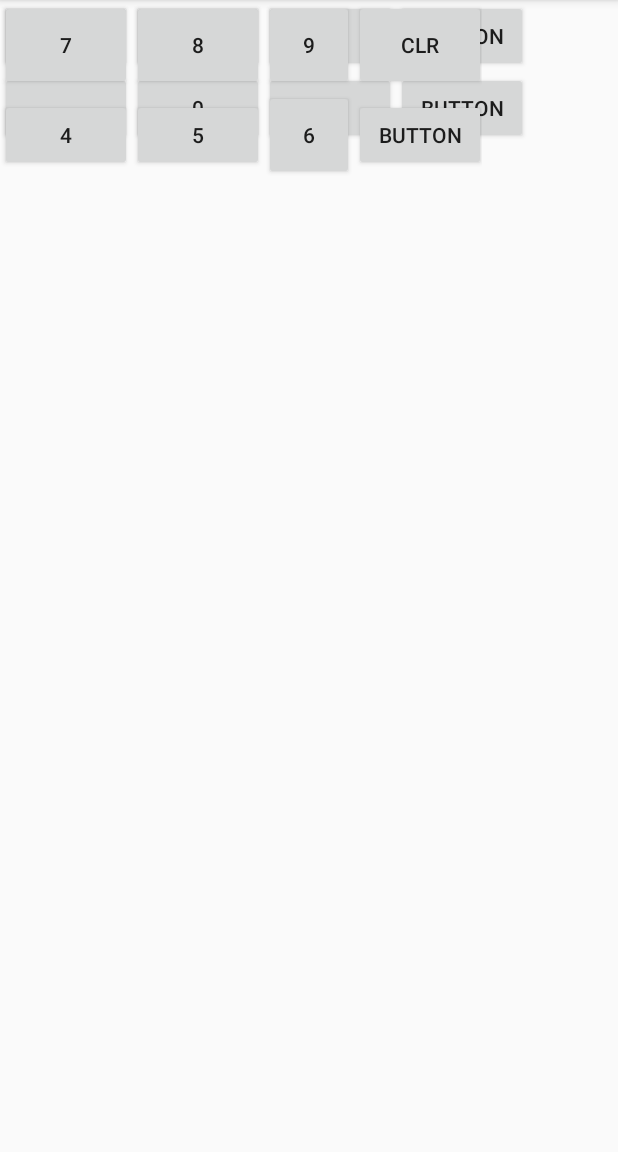
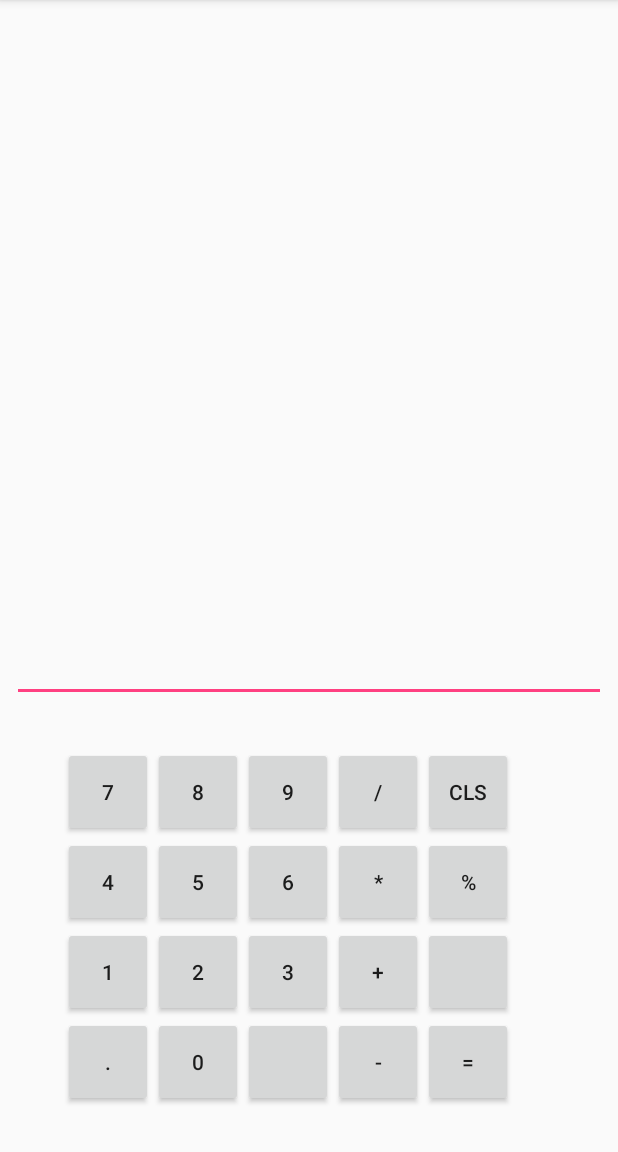
Before and after one commit to Martinbuchan92/Calculator, an Android app: the screen it shows after launch (MainActivity), on a phone screen of 412 x 824 dp, the part 84-1236 px from its top. Run offline under Robolectric (Android 15) with nearby library versions, the phone set to English and light mode, and no system bars.

Commit message:
Added basic layout, named buttons.

```diff
--- a/app/src/main/res/layout/activity_main.xml
+++ b/app/src/main/res/layout/activity_main.xml
@@ -8,195 +8,203 @@
     tools:layout_editor_absoluteY="81dp"
     tools:layout_editor_absoluteX="0dp">
 
-    <TableLayout
-        android:layout_width="wrap_content"
-        android:layout_height="wrap_content"
-        tools:layout_editor_absoluteX="16dp"
-        tools:layout_editor_absoluteY="351dp">
-
-        <TableRow
-            android:layout_width="match_parent"
-            android:layout_height="match_parent">
-
-        </TableRow>
-
-        <TableRow
-            android:layout_width="match_parent"
-            android:layout_height="match_parent">
-
-        </TableRow>
-
-        <TableRow
-            android:layout_width="match_parent"
-            android:layout_height="match_parent">
-
-            <Button
-                android:id="@+id/btnOne"
-                android:layout_width="wrap_content"
-                android:layout_height="wrap_content"
-                android:text="1"
-                tools:layout_editor_absoluteX="16dp"
-                tools:layout_editor_absoluteY="110dp" />
-
-            <Button
-                android:id="@+id/btn2"
-                android:layout_width="wrap_content"
-                android:layout_height="wrap_content"
-                android:text="2"
-                tools:layout_editor_absoluteX="16dp"
-                tools:layout_editor_absoluteY="110dp" />
-
-            <Button
-                android:id="@+id/btnThree"
-                android:layout_width="wrap_content"
-                android:layout_height="wrap_content"
-                android:text="3"
-                tools:layout_editor_absoluteX="16dp"
-                tools:layout_editor_absoluteY="110dp" />
-
-            <Button
-                android:id="@+id/button9"
-                android:layout_width="wrap_content"
-                android:layout_height="wrap_content"
-                android:text="Button"
-                tools:layout_editor_absoluteX="16dp"
-                tools:layout_editor_absoluteY="110dp" />
-        </TableRow>
-
-        <TableRow
-            android:layout_width="match_parent"
-            android:layout_height="match_parent">
-
-            <Button
-                android:id="@+id/btnDecimal"
-                android:layout_width="wrap_content"
-                android:layout_height="wrap_content"
-                android:text="."
-                tools:layout_editor_absoluteX="16dp"
-                tools:layout_editor_absoluteY="110dp" />
-
-            <Button
-                android:id="@+id/btnZero"
-                android:layout_width="wrap_content"
-                android:layout_height="wrap_content"
-                android:text="0"
-                tools:layout_editor_absoluteX="16dp"
-                tools:layout_editor_absoluteY="110dp" />
-
-            <Button
-                android:id="@+id/btnEmpty"
-                android:layout_width="wrap_content"
-                android:layout_height="wrap_content"
-                tools:layout_editor_absoluteX="16dp"
-                tools:layout_editor_absoluteY="110dp" />
-
-            <Button
-                android:id="@+id/button13"
-                android:layout_width="wrap_content"
-                android:layout_height="wrap_content"
-                android:text="Button"
-                tools:layout_editor_absoluteX="16dp"
-                tools:layout_editor_absoluteY="110dp" />
-        </TableRow>
-
-    </TableLayout>
-
-    <TableLayout
-        android:layout_width="321dp"
-        android:layout_height="251dp"
-        tools:layout_editor_absoluteX="8dp"
-        tools:layout_editor_absoluteY="8dp">
-
-        <TableRow
-            android:layout_width="match_parent"
-            android:layout_height="match_parent" >
+    <GridLayout
+        android:layout_width="0dp"
+        android:layout_height="270dp"
+        android:id="@+id/gridLayout"
+        tools:layout_constraintRight_creator="1"
+        tools:layout_constraintBottom_creator="1"
+        android:layout_marginStart="42dp"
+        app:layout_constraintBottom_toBottomOf="parent"
+        android:layout_marginEnd="42dp"
+        app:layout_constraintRight_toRightOf="parent"
+        tools:layout_constraintLeft_creator="1"
+        app:layout_constraintLeft_toLeftOf="parent"
+        android:layout_marginLeft="42dp"
+        android:layout_marginRight="42dp">
 
         <Button
             android:id="@+id/btnSeven"
             android:layout_width="60dp"
             android:layout_height="60dp"
-                android:text="7"
-                tools:layout_editor_absoluteX="16dp"
-                tools:layout_editor_absoluteY="16dp" />
+            android:text="@string/_7"
+            tools:layout_editor_absoluteX="99dp"
+            tools:layout_editor_absoluteY="335dp" />
 
         <Button
             android:id="@+id/btnEight"
             android:layout_width="60dp"
             android:layout_height="60dp"
-                android:text="8"
-                tools:layout_editor_absoluteX="16dp"
-                tools:layout_editor_absoluteY="110dp" />
+            android:text="@string/_8"
+            tools:layout_editor_absoluteX="99dp"
+            tools:layout_editor_absoluteY="335dp" />
 
         <Button
             android:id="@+id/btnNine"
             android:layout_width="60dp"
             android:layout_height="60dp"
-                android:text="9"
-                tools:layout_editor_absoluteX="204dp"
-                tools:layout_editor_absoluteY="54dp" />
+            android:text="@string/_9"
+            tools:layout_editor_absoluteX="99dp"
+            tools:layout_editor_absoluteY="335dp" />
+
+        <Button
+            android:id="@+id/btnDivide"
+            android:layout_width="60dp"
+            android:layout_height="60dp"
+            android:text="@string/divide"
+            tools:layout_editor_absoluteX="99dp"
+            tools:layout_editor_absoluteY="335dp" />
 
         <Button
             android:id="@+id/btnClear"
             android:layout_width="60dp"
             android:layout_height="60dp"
-                android:text="Clr"
-                tools:layout_editor_absoluteX="300dp"
-                tools:layout_editor_absoluteY="50dp" />
+            android:text="@string/cls"
+            tools:layout_editor_absoluteX="32dp"
+            tools:layout_editor_absoluteY="363dp" />
 
         <Button
-                android:id="@+id/btnClearAll"
+            android:id="@+id/btnFour"
             android:layout_width="60dp"
             android:layout_height="60dp"
-                android:text="cls"
-                tools:layout_editor_absoluteX="280dp"
-                tools:layout_editor_absoluteY="121dp" />
-
-        </TableRow>
-
-        <TableRow
-            android:layout_width="60dp"
-            android:layout_height="60dp">
+            android:layout_column="0"
+            android:layout_row="1"
+            android:text="@string/_4"
+            tools:layout_editor_absoluteX="99dp"
+            tools:layout_editor_absoluteY="335dp" />
 
         <Button
-                android:id="@+id/button29"
-                android:layout_width="wrap_content"
-                android:layout_height="wrap_content"
-                android:text="4"
-                tools:layout_editor_absoluteX="16dp"
-                tools:layout_editor_absoluteY="110dp" />
+            android:id="@+id/btnFive"
+            android:layout_width="60dp"
+            android:layout_height="60dp"
+            android:text="@string/_5"
+            tools:layout_editor_absoluteX="99dp"
+            tools:layout_editor_absoluteY="335dp" />
 
         <Button
-                android:id="@+id/button30"
-                android:layout_width="wrap_content"
-                android:layout_height="wrap_content"
-                android:text="5"
-                tools:layout_editor_absoluteX="16dp"
-                tools:layout_editor_absoluteY="110dp" />
+            android:id="@+id/btnSix"
+            android:layout_width="60dp"
+            android:layout_height="60dp"
+            android:text="@string/_6"
+            tools:layout_editor_absoluteX="99dp"
+            tools:layout_editor_absoluteY="335dp" />
 
         <Button
-                android:id="@+id/button31"
+            android:id="@+id/btnMultiply"
             android:layout_width="60dp"
             android:layout_height="60dp"
-                android:text="6"
-                tools:layout_editor_absoluteX="16dp"
-                tools:layout_editor_absoluteY="110dp" />
+            android:text="@string/multiply"
+            tools:layout_editor_absoluteX="99dp"
+            tools:layout_editor_absoluteY="335dp" />
 
         <Button
-                android:id="@+id/button32"
-                android:layout_width="wrap_content"
+            android:id="@+id/btnModulo"
+            android:layout_width="60dp"
+            android:layout_height="60dp"
+            android:text="@string/modulo"
+            tools:layout_editor_absoluteX="99dp"
+            tools:layout_editor_absoluteY="335dp" />
+
+        <Button
+            android:id="@+id/btnOne"
+            android:layout_width="60dp"
+            android:layout_height="60dp"
+            android:layout_column="0"
+            android:layout_row="2"
+            android:text="@string/_1"
+            tools:layout_editor_absoluteX="99dp"
+            tools:layout_editor_absoluteY="335dp" />
+
+        <Button
+            android:id="@+id/btnTwo"
+            android:layout_width="60dp"
+            android:layout_height="60dp"
+            android:text="@string/_2"
+            tools:layout_editor_absoluteX="99dp"
+            tools:layout_editor_absoluteY="335dp" />
+
+        <Button
+            android:id="@+id/btnThree"
+            android:layout_width="60dp"
+            android:layout_height="60dp"
+            android:text="@string/_3"
+            tools:layout_editor_absoluteX="99dp"
+            tools:layout_editor_absoluteY="335dp" />
+
+        <Button
+            android:id="@+id/btnAdd"
+            android:layout_width="60dp"
+            android:layout_height="60dp"
+            android:text="@string/add"
+            tools:layout_editor_absoluteX="99dp"
+            tools:layout_editor_absoluteY="335dp" />
+
+        <Button
+            android:id="@+id/btnBlank2"
+            android:layout_width="60dp"
+            android:layout_height="60dp"
+            tools:layout_editor_absoluteX="99dp"
+            tools:layout_editor_absoluteY="335dp" />
+
+        <Button
+            android:id="@+id/btnDecimal"
+            android:layout_width="60dp"
+            android:layout_height="60dp"
+            android:layout_column="0"
+            android:layout_row="3"
+            android:text="@string/decimal"
+            tools:layout_editor_absoluteX="99dp"
+            tools:layout_editor_absoluteY="335dp" />
+
+        <Button
+            android:id="@+id/btnZero"
+            android:layout_width="60dp"
+            android:layout_height="60dp"
+            android:text="@string/_0"
+            tools:layout_editor_absoluteX="99dp"
+            tools:layout_editor_absoluteY="335dp" />
+
+        <Button
+            android:id="@+id/btnBlank"
+            android:layout_width="60dp"
+            android:layout_height="60dp"
+            tools:layout_editor_absoluteX="99dp"
+            tools:layout_editor_absoluteY="335dp" />
+
+        <Button
+            android:id="@+id/btnSubtract"
+            android:layout_width="60dp"
+            android:layout_height="60dp"
+            android:text="@string/subtract"
+            tools:layout_editor_absoluteX="99dp"
+            tools:layout_editor_absoluteY="335dp" />
+
+        <Button
+            android:id="@+id/btnEquals"
+            android:layout_width="60dp"
+            android:layout_height="60dp"
+            android:text="@string/equals"
+            tools:layout_editor_absoluteX="99dp"
+            tools:layout_editor_absoluteY="335dp" />
+
+    </GridLayout>
+
+    <EditText
+        android:id="@+id/editText"
+        android:layout_width="0dp"
         android:layout_height="wrap_content"
-                android:text="Button"
-                tools:layout_editor_absoluteX="16dp"
-                tools:layout_editor_absoluteY="110dp" />
-        </TableRow>
-
-        <TableRow
-            android:layout_width="match_parent"
-            android:layout_height="match_parent" />
-
-        <TableRow
-            android:layout_width="match_parent"
-            android:layout_height="match_parent" />
-    </TableLayout>
+        android:ems="10"
+        android:inputType="numberDecimal"
+        tools:layout_constraintRight_creator="1"
+        tools:layout_constraintBottom_creator="1"
+        app:layout_constraintBottom_toTopOf="@+id/gridLayout"
+        android:layout_marginStart="8dp"
+        android:layout_marginEnd="8dp"
+        app:layout_constraintRight_toRightOf="parent"
+        tools:layout_constraintLeft_creator="1"
+        android:layout_marginBottom="30dp"
+        app:layout_constraintLeft_toLeftOf="parent"
+        android:layout_marginLeft="8dp"
+        android:layout_marginRight="8dp" />
 
 </android.support.constraint.ConstraintLayout>
--- a/app/src/main/res/values/strings.xml
+++ b/app/src/main/res/values/strings.xml
@@ -1,3 +1,21 @@
 <resources>
     <string name="app_name">Calculator</string>
+    <string name="_7">7</string>
+    <string name="_8">8</string>
+    <string name="_9">9</string>
+    <string name="divide">/</string>
+    <string name="cls">cls</string>
+    <string name="_4">4</string>
+    <string name="_5">5</string>
+    <string name="_6">6</string>
+    <string name="multiply">*</string>
+    <string name="modulo">%</string>
+    <string name="_1">1</string>
+    <string name="_2">2</string>
+    <string name="_3">3</string>
+    <string name="add">+</string>
+    <string name="decimal">.</string>
+    <string name="_0">0</string>
+    <string name="subtract">-</string>
+    <string name="equals">=</string>
 </resources>
```
Lines whose indentation alone changed are shown as unchanged.
